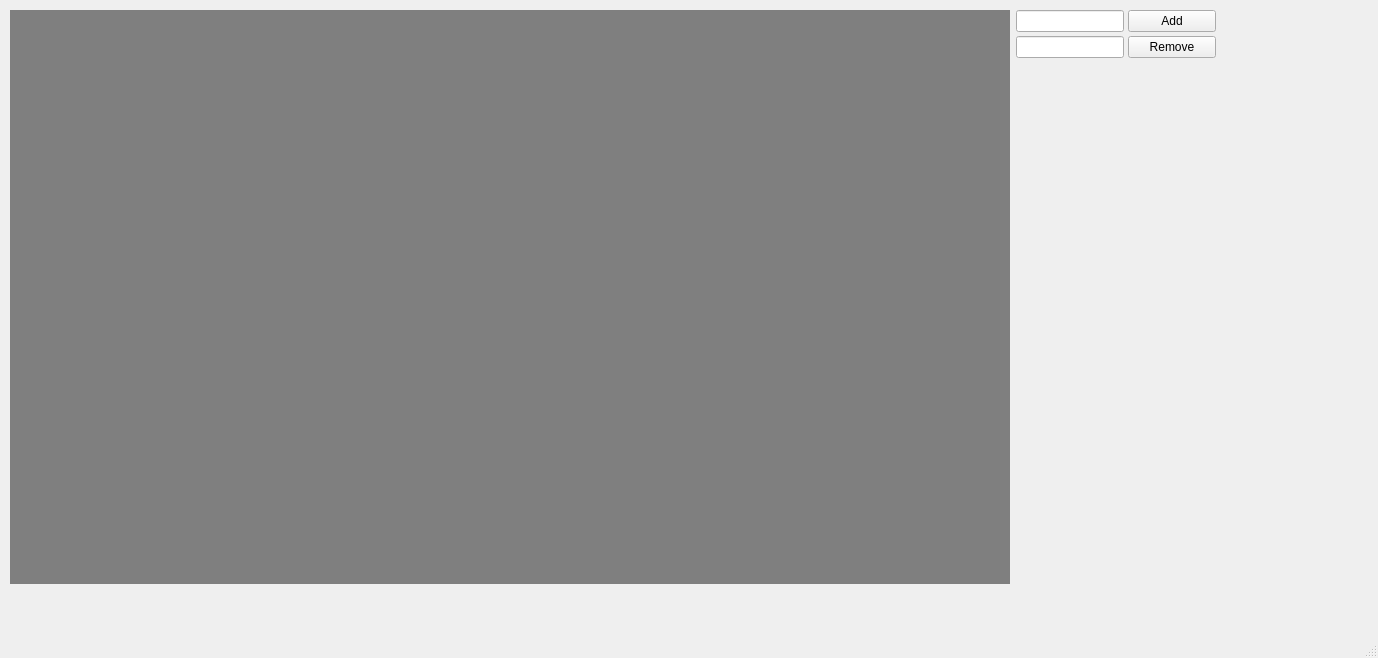
Qt form algorithmvisualizermainwindow.ui (krystian5642/BinaryTrees) before a commit.
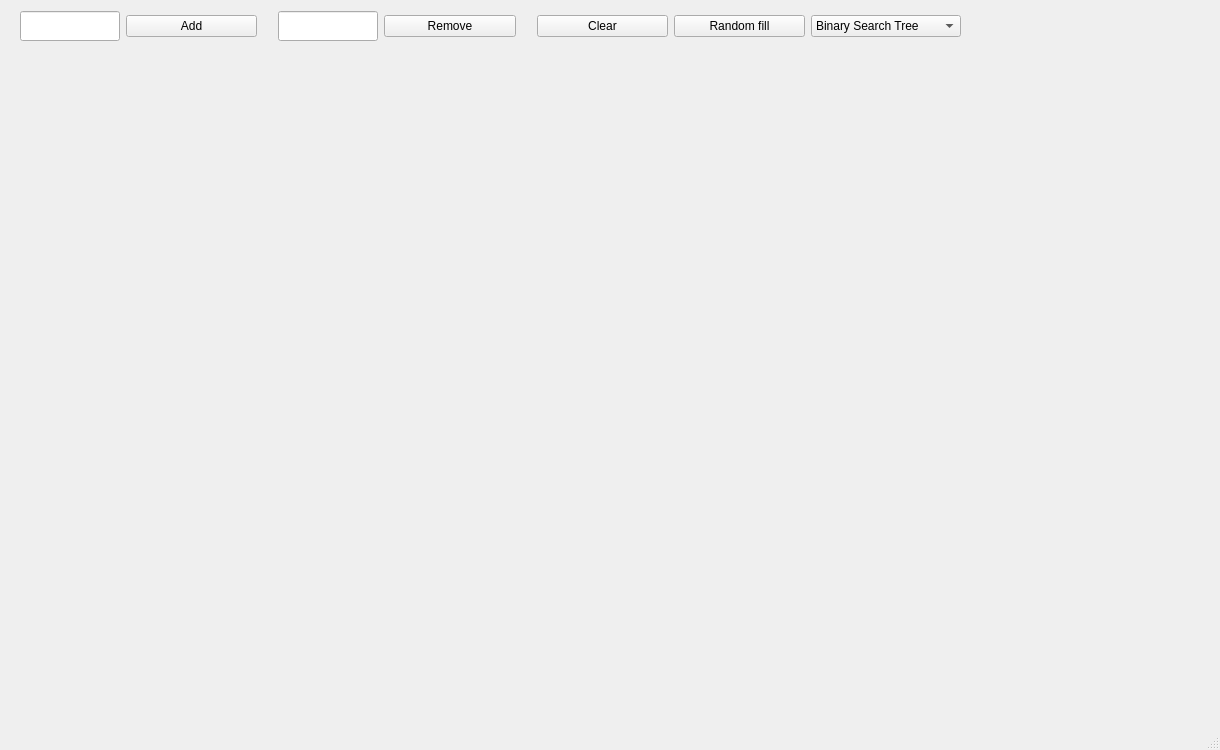
The same form after that commit.

Commit message: now drawing a binary tree is working but the code needs to be refractored

The edit to the form file:
```diff
--- a/algorithmvisualizermainwindow.ui
+++ b/algorithmvisualizermainwindow.ui
@@ -6,10 +6,16 @@
    <rect>
     <x>0</x>
     <y>0</y>
-    <width>1378</width>
-    <height>658</height>
+    <width>1220</width>
+    <height>750</height>
    </rect>
   </property>
+  <property name="sizePolicy">
+   <sizepolicy hsizetype="Fixed" vsizetype="Fixed">
+    <horstretch>0</horstretch>
+    <verstretch>0</verstretch>
+   </sizepolicy>
+  </property>
   <property name="windowTitle">
    <string>AlgorithmVisualizerMainWindow</string>
   </property>
@@ -17,48 +23,12 @@
    <widget class="QWidget" name="layoutWidget">
     <property name="geometry">
      <rect>
-      <x>10</x>
+      <x>20</x>
       <y>10</y>
-      <width>1206</width>
-      <height>574</height>
+      <width>941</width>
+      <height>32</height>
      </rect>
     </property>
-    <layout class="QHBoxLayout" name="horizontalLayout_3">
-     <item>
-      <widget class="QWidget" name="renderArea" native="true">
-       <property name="sizePolicy">
-        <sizepolicy hsizetype="Preferred" vsizetype="Preferred">
-         <horstretch>0</horstretch>
-         <verstretch>0</verstretch>
-        </sizepolicy>
-       </property>
-       <property name="minimumSize">
-        <size>
-         <width>1000</width>
-         <height>500</height>
-        </size>
-       </property>
-       <property name="baseSize">
-        <size>
-         <width>0</width>
-         <height>0</height>
-        </size>
-       </property>
-       <property name="autoFillBackground">
-        <bool>false</bool>
-       </property>
-       <property name="styleSheet">
-        <string notr="true">background-color: rgb(127, 127, 127);
-color: rgb(255, 255, 255);</string>
-       </property>
-      </widget>
-     </item>
-     <item>
-      <layout class="QVBoxLayout" name="verticalLayout">
-       <property name="spacing">
-        <number>4</number>
-       </property>
-       <item>
         <layout class="QHBoxLayout" name="horizontalLayout">
          <item>
           <widget class="QLineEdit" name="addValueText">
@@ -68,28 +38,43 @@
              <verstretch>0</verstretch>
             </sizepolicy>
            </property>
+       <property name="minimumSize">
+        <size>
+         <width>100</width>
+         <height>30</height>
+        </size>
+       </property>
+       <property name="maximumSize">
+        <size>
+         <width>100</width>
+         <height>30</height>
+        </size>
+       </property>
           </widget>
          </item>
          <item>
           <widget class="QPushButton" name="addValueButton">
-           <property name="sizePolicy">
-            <sizepolicy hsizetype="Expanding" vsizetype="Fixed">
-             <horstretch>0</horstretch>
-             <verstretch>0</verstretch>
-            </sizepolicy>
-           </property>
-           <property name="layoutDirection">
-            <enum>Qt::LayoutDirection::LeftToRight</enum>
-           </property>
            <property name="text">
             <string>Add</string>
            </property>
           </widget>
          </item>
-        </layout>
-       </item>
        <item>
-        <layout class="QHBoxLayout" name="horizontalLayout_2">
+      <spacer name="horizontalSpacer">
+       <property name="orientation">
+        <enum>Qt::Orientation::Horizontal</enum>
+       </property>
+       <property name="sizeType">
+        <enum>QSizePolicy::Policy::Fixed</enum>
+       </property>
+       <property name="sizeHint" stdset="0">
+        <size>
+         <width>15</width>
+         <height>1</height>
+        </size>
+       </property>
+      </spacer>
+     </item>
          <item>
           <widget class="QLineEdit" name="removeValueText">
            <property name="sizePolicy">
@@ -100,14 +85,14 @@
            </property>
            <property name="minimumSize">
             <size>
-             <width>0</width>
-             <height>0</height>
-            </size>
-           </property>
-           <property name="baseSize">
+         <width>100</width>
+         <height>30</height>
+        </size>
+       </property>
+       <property name="maximumSize">
             <size>
-             <width>0</width>
-             <height>0</height>
+         <width>100</width>
+         <height>30</height>
             </size>
            </property>
           </widget>
@@ -125,22 +110,71 @@
            </property>
           </widget>
          </item>
-        </layout>
-       </item>
        <item>
-        <spacer name="verticalSpacer">
+      <spacer name="horizontalSpacer_2">
          <property name="orientation">
-          <enum>Qt::Orientation::Vertical</enum>
+        <enum>Qt::Orientation::Horizontal</enum>
+       </property>
+       <property name="sizeType">
+        <enum>QSizePolicy::Policy::Fixed</enum>
          </property>
          <property name="sizeHint" stdset="0">
           <size>
-           <width>20</width>
-           <height>40</height>
+         <width>15</width>
+         <height>1</height>
           </size>
          </property>
         </spacer>
        </item>
-      </layout>
+     <item>
+      <widget class="QPushButton" name="clearButton">
+       <property name="text">
+        <string>Clear</string>
+       </property>
+      </widget>
+     </item>
+     <item>
+      <widget class="QPushButton" name="randomFillButton">
+       <property name="text">
+        <string>Random fill</string>
+       </property>
+      </widget>
+     </item>
+     <item>
+      <widget class="QComboBox" name="treeNameBox">
+       <property name="sizePolicy">
+        <sizepolicy hsizetype="Fixed" vsizetype="Fixed">
+         <horstretch>10</horstretch>
+         <verstretch>0</verstretch>
+        </sizepolicy>
+       </property>
+       <property name="minimumSize">
+        <size>
+         <width>150</width>
+         <height>0</height>
+        </size>
+       </property>
+       <item>
+        <property name="text">
+         <string>Binary Search Tree</string>
+        </property>
+       </item>
+       <item>
+        <property name="text">
+         <string>AVL Tree</string>
+        </property>
+       </item>
+       <item>
+        <property name="text">
+         <string>Red Black Tree</string>
+        </property>
+       </item>
+       <item>
+        <property name="text">
+         <string>Heap</string>
+        </property>
+       </item>
+      </widget>
      </item>
     </layout>
    </widget>
```
Left out of the diff: 8 changed lines with no effect on the pictures. Lines whose indentation alone changed are shown as unchanged. The commit also changes 6 other files.
